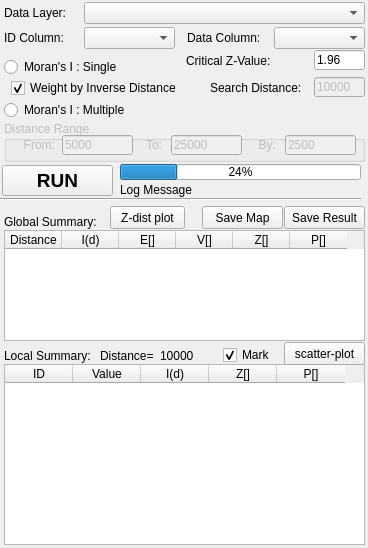
Before: the Qt Designer form gui/ui_form_knox_statistic.ui in Gaia3D/GeepsSpatialStatistic, drawn with Qt 5.
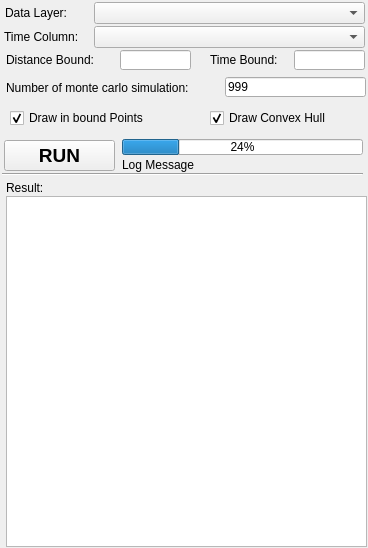
After: the same form once the commit is applied.

Patch:
```diff
--- a/gui/ui_form_knox_statistic.ui
+++ b/gui/ui_form_knox_statistic.ui
@@ -16,7 +16,7 @@
   <widget class="QLabel" name="label">
    <property name="geometry">
     <rect>
-     <x>4</x>
+     <x>5</x>
      <y>5</y>
      <width>81</width>
      <height>16</height>
@@ -29,228 +29,151 @@
   <widget class="QComboBox" name="cmbLayer">
    <property name="geometry">
     <rect>
-     <x>84</x>
+     <x>94</x>
      <y>2</y>
-     <width>281</width>
+     <width>271</width>
      <height>22</height>
     </rect>
    </property>
   </widget>
-  <widget class="QLabel" name="label_3">
+  <widget class="QComboBox" name="cmbTimeColumn">
    <property name="geometry">
     <rect>
-     <x>187</x>
-     <y>30</y>
-     <width>81</width>
-     <height>16</height>
+     <x>94</x>
+     <y>26</y>
+     <width>271</width>
+     <height>22</height>
     </rect>
    </property>
-   <property name="text">
-    <string>Data Column:</string>
-   </property>
   </widget>
-  <widget class="QComboBox" name="cmbTgtColumn">
+  <widget class="QLabel" name="label_4">
    <property name="geometry">
     <rect>
-     <x>274</x>
-     <y>27</y>
+     <x>4</x>
+     <y>29</y>
      <width>91</width>
-     <height>22</height>
-    </rect>
-   </property>
-  </widget>
-  <widget class="QRadioButton" name="rdoSingle">
-   <property name="geometry">
-    <rect>
-     <x>4</x>
-     <y>59</y>
-     <width>141</width>
      <height>16</height>
     </rect>
    </property>
    <property name="text">
-    <string>Moran's I : Single</string>
+    <string>Time Column:</string>
    </property>
   </widget>
-  <widget class="QRadioButton" name="rdoMultiple">
+  <widget class="QLabel" name="label_9">
    <property name="geometry">
     <rect>
-     <x>4</x>
-     <y>102</y>
-     <width>151</width>
+     <x>6</x>
+     <y>180</y>
+     <width>131</width>
      <height>16</height>
     </rect>
    </property>
    <property name="text">
-    <string>Moran's I : Multiple</string>
+    <string>Result:</string>
    </property>
   </widget>
-  <widget class="QLabel" name="lbl_s_1">
+  <widget class="QProgressBar" name="progressBar">
    <property name="geometry">
     <rect>
-     <x>210</x>
-     <y>80</y>
-     <width>101</width>
+     <x>122</x>
+     <y>139</y>
+     <width>241</width>
      <height>16</height>
     </rect>
    </property>
-   <property name="text">
-    <string>Search Distance:</string>
+   <property name="value">
+    <number>24</number>
    </property>
   </widget>
-  <widget class="QLineEdit" name="edtSearchDistance">
-   <property name="enabled">
-    <bool>false</bool>
-   </property>
+  <widget class="QLineEdit" name="edtNumSimul">
    <property name="geometry">
     <rect>
-     <x>314</x>
+     <x>225</x>
      <y>77</y>
-     <width>51</width>
+     <width>141</width>
      <height>20</height>
     </rect>
    </property>
    <property name="text">
-    <string>10000</string>
+    <string>999</string>
+   </property>
+   <property name="alignment">
+    <set>Qt::AlignLeading|Qt::AlignLeft|Qt::AlignVCenter</set>
    </property>
   </widget>
-  <widget class="QLabel" name="lbl_m_1">
-   <property name="enabled">
-    <bool>true</bool>
-   </property>
+  <widget class="QCheckBox" name="chkConvexHull">
    <property name="geometry">
     <rect>
-     <x>186</x>
-     <y>53</y>
-     <width>101</width>
+     <x>210</x>
+     <y>110</y>
+     <width>151</width>
      <height>16</height>
     </rect>
    </property>
    <property name="text">
-    <string>Critical Z-Value:</string>
+    <string>Draw Convex Hull</string>
    </property>
-  </widget>
-  <widget class="QLineEdit" name="edtCritcalZValue">
-   <property name="geometry">
-    <rect>
-     <x>314</x>
-     <y>50</y>
-     <width>51</width>
-     <height>20</height>
-    </rect>
+   <property name="checked">
+    <bool>true</bool>
    </property>
-   <property name="text">
-    <string>1.96</string>
-   </property>
   </widget>
-  <widget class="QGroupBox" name="gb_multiple">
-   <property name="enabled">
-    <bool>false</bool>
-   </property>
-   <property name="geometry">
-    <rect>
-     <x>4</x>
-     <y>121</y>
-     <width>361</width>
-     <height>41</height>
-    </rect>
-   </property>
-   <property name="title">
-    <string>Distance Range</string>
-   </property>
-   <widget class="QLabel" name="label_6">
-    <property name="geometry">
-     <rect>
-      <x>10</x>
-      <y>16</y>
-      <width>41</width>
-      <height>16</height>
-     </rect>
-    </property>
-    <property name="text">
-     <string>From:</string>
-    </property>
-    <property name="alignment">
-     <set>Qt::AlignRight|Qt::AlignTrailing|Qt::AlignVCenter</set>
-    </property>
-   </widget>
-   <widget class="QLineEdit" name="edtFrom">
-    <property name="geometry">
-     <rect>
-      <x>58</x>
-      <y>14</y>
-      <width>71</width>
-      <height>20</height>
-     </rect>
-    </property>
-    <property name="text">
-     <string>5000</string>
-    </property>
-   </widget>
-   <widget class="QLineEdit" name="edtTo">
-    <property name="geometry">
-     <rect>
-      <x>167</x>
-      <y>14</y>
-      <width>71</width>
-      <height>20</height>
-     </rect>
-    </property>
-    <property name="text">
-     <string>25000</string>
-    </property>
-   </widget>
-   <widget class="QLabel" name="label_7">
-    <property name="geometry">
-     <rect>
-      <x>127</x>
-      <y>16</y>
-      <width>31</width>
-      <height>16</height>
-     </rect>
-    </property>
-    <property name="text">
-     <string>To:</string>
-    </property>
-    <property name="alignment">
-     <set>Qt::AlignRight|Qt::AlignTrailing|Qt::AlignVCenter</set>
-    </property>
-   </widget>
-   <widget class="QLabel" name="label_8">
-    <property name="geometry">
-     <rect>
-      <x>241</x>
-      <y>16</y>
-      <width>31</width>
-      <height>16</height>
-     </rect>
-    </property>
-    <property name="text">
-     <string>By:</string>
-    </property>
-    <property name="alignment">
-     <set>Qt::AlignRight|Qt::AlignTrailing|Qt::AlignVCenter</set>
-    </property>
-   </widget>
-   <widget class="QLineEdit" name="edtBy">
-    <property name="geometry">
-     <rect>
-      <x>281</x>
-      <y>14</y>
-      <width>71</width>
-      <height>20</height>
-     </rect>
-    </property>
-    <property name="text">
-     <string>2500</string>
-    </property>
-   </widget>
-  </widget>
-  <widget class="QPushButton" name="btnRun">
+  <widget class="Line" name="line">
    <property name="geometry">
     <rect>
      <x>2</x>
-     <y>165</y>
+     <y>166</y>
+     <width>361</width>
+     <height>16</height>
+    </rect>
+   </property>
+   <property name="orientation">
+    <enum>Qt::Horizontal</enum>
+   </property>
+  </widget>
+  <widget class="QPlainTextEdit" name="txtResult">
+   <property name="geometry">
+    <rect>
+     <x>6</x>
+     <y>196</y>
+     <width>361</width>
+     <height>351</height>
+    </rect>
+   </property>
+   <property name="readOnly">
+    <bool>true</bool>
+   </property>
+  </widget>
+  <widget class="QLabel" name="lbl_log">
+   <property name="geometry">
+    <rect>
+     <x>122</x>
+     <y>155</y>
+     <width>241</width>
+     <height>20</height>
+    </rect>
+   </property>
+   <property name="text">
+    <string>Log Message</string>
+   </property>
+  </widget>
+  <widget class="QLabel" name="label_2">
+   <property name="geometry">
+    <rect>
+     <x>6</x>
+     <y>80</y>
+     <width>211</width>
+     <height>16</height>
+    </rect>
+   </property>
+   <property name="text">
+    <string>Number of monte carlo simulation:</string>
+   </property>
+  </widget>
+  <widget class="QPushButton" name="btnRun">
+   <property name="geometry">
+    <rect>
+     <x>4</x>
+     <y>140</y>
      <width>111</width>
      <height>31</height>
     </rect>
@@ -267,347 +190,73 @@
     <string>RUN</string>
    </property>
   </widget>
-  <widget class="QPushButton" name="btnSaveResult">
+  <widget class="QCheckBox" name="chkBoundPoint">
    <property name="geometry">
     <rect>
-     <x>284</x>
-     <y>206</y>
-     <width>81</width>
-     <height>23</height>
-    </rect>
-   </property>
-   <property name="text">
-    <string>Save Result</string>
-   </property>
-  </widget>
-  <widget class="QPushButton" name="btnSaveMap">
-   <property name="geometry">
-    <rect>
-     <x>202</x>
-     <y>206</y>
-     <width>81</width>
-     <height>23</height>
-    </rect>
-   </property>
-   <property name="text">
-    <string>Save Map</string>
-   </property>
-   <property name="flat">
-    <bool>false</bool>
-   </property>
-  </widget>
-  <widget class="QLabel" name="label_9">
-   <property name="geometry">
-    <rect>
-     <x>4</x>
-     <y>214</y>
-     <width>131</width>
+     <x>10</x>
+     <y>110</y>
+     <width>151</width>
      <height>16</height>
     </rect>
    </property>
    <property name="text">
-    <string>Global Summary:</string>
+    <string>Draw in bound Points</string>
    </property>
-  </widget>
-  <widget class="QLabel" name="label_10">
-   <property name="geometry">
-    <rect>
-     <x>4</x>
-     <y>348</y>
-     <width>111</width>
-     <height>16</height>
-    </rect>
-   </property>
-   <property name="text">
-    <string>Local Summary:</string>
-   </property>
-  </widget>
-  <widget class="QTableWidget" name="tblGlobalSummary">
-   <property name="geometry">
-    <rect>
-     <x>4</x>
-     <y>230</y>
-     <width>361</width>
-     <height>111</height>
-    </rect>
-   </property>
-   <property name="editTriggers">
-    <set>QAbstractItemView::NoEditTriggers</set>
-   </property>
-   <property name="selectionMode">
-    <enum>QAbstractItemView::SingleSelection</enum>
-   </property>
-   <property name="selectionBehavior">
-    <enum>QAbstractItemView::SelectRows</enum>
-   </property>
-   <property name="cornerButtonEnabled">
-    <bool>false</bool>
-   </property>
-   <property name="rowCount">
-    <number>0</number>
-   </property>
-   <property name="columnCount">
-    <number>6</number>
-   </property>
-   <attribute name="horizontalHeaderVisible">
+   <property name="checked">
     <bool>true</bool>
-   </attribute>
-   <attribute name="horizontalHeaderDefaultSectionSize">
-    <number>57</number>
-   </attribute>
-   <attribute name="verticalHeaderVisible">
-    <bool>false</bool>
-   </attribute>
-   <attribute name="verticalHeaderDefaultSectionSize">
-    <number>20</number>
-   </attribute>
-   <column>
-    <property name="text">
-     <string>Distance</string>
-    </property>
-   </column>
-   <column>
-    <property name="text">
-     <string>I(d)</string>
-    </property>
-   </column>
-   <column>
-    <property name="text">
-     <string>E[]</string>
-    </property>
-   </column>
-   <column>
-    <property name="text">
-     <string>V[]</string>
-    </property>
-   </column>
-   <column>
-    <property name="text">
-     <string>Z[]</string>
-    </property>
-   </column>
-   <column>
-    <property name="text">
-     <string>P[]</string>
-    </property>
-   </column>
-  </widget>
-  <widget class="QTableWidget" name="tblLocalSummary">
-   <property name="enabled">
-    <bool>true</bool>
    </property>
-   <property name="geometry">
-    <rect>
-     <x>4</x>
-     <y>364</y>
-     <width>361</width>
-     <height>181</height>
-    </rect>
-   </property>
-   <property name="editTriggers">
-    <set>QAbstractItemView::NoEditTriggers</set>
-   </property>
-   <property name="selectionMode">
-    <enum>QAbstractItemView::SingleSelection</enum>
-   </property>
-   <property name="selectionBehavior">
-    <enum>QAbstractItemView::SelectRows</enum>
-   </property>
-   <property name="rowCount">
-    <number>0</number>
-   </property>
-   <property name="columnCount">
-    <number>5</number>
-   </property>
-   <attribute name="horizontalHeaderVisible">
-    <bool>true</bool>
-   </attribute>
-   <attribute name="horizontalHeaderDefaultSectionSize">
-    <number>68</number>
-   </attribute>
-   <attribute name="horizontalHeaderMinimumSectionSize">
-    <number>20</number>
-   </attribute>
-   <attribute name="verticalHeaderVisible">
-    <bool>false</bool>
-   </attribute>
-   <attribute name="verticalHeaderDefaultSectionSize">
-    <number>20</number>
-   </attribute>
-   <column>
-    <property name="text">
-     <string>ID</string>
-    </property>
-   </column>
-   <column>
-    <property name="text">
-     <string>Value</string>
-    </property>
-   </column>
-   <column>
-    <property name="text">
-     <string>I(d)</string>
-    </property>
-   </column>
-   <column>
-    <property name="text">
-     <string>Z[]</string>
-    </property>
-   </column>
-   <column>
-    <property name="text">
-     <string>P[]</string>
-    </property>
-   </column>
   </widget>
-  <widget class="QComboBox" name="cmbIdColumn">
+  <widget class="QLineEdit" name="edtTimeBound">
    <property name="geometry">
     <rect>
-     <x>84</x>
-     <y>27</y>
-     <width>91</width>
-     <height>22</height>
+     <x>294</x>
+     <y>50</y>
+     <width>71</width>
+     <height>20</height>
     </rect>
    </property>
-  </widget>
-  <widget class="QLabel" name="label_4">
-   <property name="geometry">
-    <rect>
-     <x>4</x>
-     <y>30</y>
-     <width>81</width>
-     <height>16</height>
-    </rect>
-   </property>
    <property name="text">
-    <string>ID Column:</string>
+    <string/>
    </property>
   </widget>
-  <widget class="QProgressBar" name="progressBar">
+  <widget class="QLineEdit" name="edtDistBound">
    <property name="geometry">
     <rect>
      <x>120</x>
-     <y>164</y>
-     <width>241</width>
-     <height>16</height>
-    </rect>
-   </property>
-   <property name="value">
-    <number>24</number>
-   </property>
-  </widget>
-  <widget class="QLabel" name="lbl_log">
-   <property name="geometry">
-    <rect>
-     <x>120</x>
-     <y>180</y>
-     <width>241</width>
+     <y>50</y>
+     <width>71</width>
      <height>20</height>
     </rect>
    </property>
    <property name="text">
-    <string>Log Message</string>
+    <string/>
    </property>
   </widget>
-  <widget class="Line" name="line">
+  <widget class="QLabel" name="label_5">
    <property name="geometry">
     <rect>
-     <x>0</x>
-     <y>191</y>
-     <width>361</width>
-     <height>16</height>
-    </rect>
-   </property>
-   <property name="orientation">
-    <enum>Qt::Horizontal</enum>
-   </property>
-  </widget>
-  <widget class="QLabel" name="label_2">
-   <property name="geometry">
-    <rect>
-     <x>100</x>
-     <y>348</y>
-     <width>61</width>
-     <height>16</height>
-    </rect>
-   </property>
-   <property name="text">
-    <string>Distance=</string>
-   </property>
-  </widget>
-  <widget class="QLabel" name="lbl_distance">
-   <property name="geometry">
-    <rect>
-     <x>160</x>
-     <y>348</y>
-     <width>51</width>
-     <height>16</height>
-    </rect>
-   </property>
-   <property name="text">
-    <string>10000</string>
-   </property>
-  </widget>
-  <widget class="QPushButton" name="btnScatterPlot">
-   <property name="geometry">
-    <rect>
-     <x>284</x>
-     <y>342</y>
+     <x>210</x>
+     <y>52</y>
      <width>81</width>
-     <height>23</height>
-    </rect>
-   </property>
-   <property name="text">
-    <string>scatter-plot</string>
-   </property>
-  </widget>
-  <widget class="QPushButton" name="btnZDistPlot">
-   <property name="geometry">
-    <rect>
-     <x>110</x>
-     <y>206</y>
-     <width>75</width>
-     <height>23</height>
-    </rect>
-   </property>
-   <property name="text">
-    <string>Z-dist plot</string>
-   </property>
-  </widget>
-  <widget class="QCheckBox" name="chkInverseDist">
-   <property name="geometry">
-    <rect>
-     <x>11</x>
-     <y>80</y>
-     <width>181</width>
      <height>16</height>
     </rect>
    </property>
    <property name="text">
-    <string>Weight by Inverse Distance</string>
+    <string>Time Bound:</string>
    </property>
-   <property name="checked">
-    <bool>true</bool>
-   </property>
-   <property name="tristate">
-    <bool>false</bool>
-   </property>
   </widget>
-  <widget class="QCheckBox" name="chkDrawMark">
+  <widget class="QLabel" name="label_3">
    <property name="geometry">
     <rect>
-     <x>223</x>
-     <y>347</y>
-     <width>61</width>
+     <x>6</x>
+     <y>52</y>
+     <width>101</width>
      <height>16</height>
     </rect>
    </property>
    <property name="text">
-    <string>Mark</string>
+    <string>Distance Bound:</string>
    </property>
-   <property name="checked">
-    <bool>true</bool>
-   </property>
   </widget>
   <zorder>label</zorder>
   <zorder>cmbLayer</zorder>
```
Left out of the diff: 31 changed lines with no effect on the pictures.
